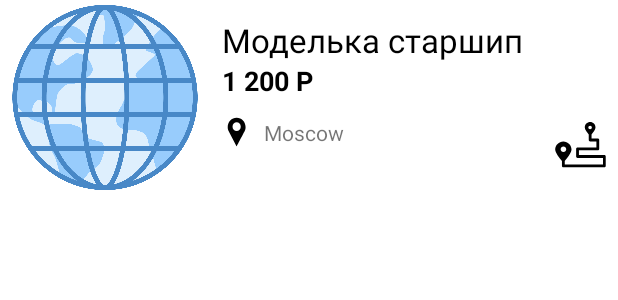
After one commit to TakeTook-Corporation/TakeTook, an Android app: the layout listings_item.xml on its own in the app's theme, with its tools: preview values and no code run, on a phone screen of 412 x 824 dp. The commit adds this screen. Shown: the top 300 px of the screen. Run offline under Robolectric (Android 15) with nearby library versions, the phone set to English and light mode, and no system bars.

Commit message:
Listings item layout

```diff
--- /dev/null
+++ b/app/src/main/res/layout/listings_item.xml
@@ -0,0 +1,76 @@
+<?xml version="1.0" encoding="utf-8"?>
+<androidx.constraintlayout.widget.ConstraintLayout xmlns:android="http://schemas.android.com/apk/res/android"
+    xmlns:app="http://schemas.android.com/apk/res-auto"
+    xmlns:tools="http://schemas.android.com/tools"
+    android:layout_width="match_parent"
+    android:layout_height="wrap_content">
+
+    <androidx.appcompat.widget.AppCompatImageView
+        android:id="@+id/appCompatImageView"
+        android:layout_width="140dp"
+        android:layout_height="130dp"
+        app:layout_constraintStart_toStartOf="parent"
+        app:layout_constraintTop_toTopOf="parent"
+        tools:src="@drawable/geography" />
+
+    <androidx.appcompat.widget.AppCompatTextView
+        android:id="@+id/title"
+        android:layout_width="0dp"
+        android:layout_height="wrap_content"
+        android:layout_marginStart="8dp"
+        android:layout_marginTop="12dp"
+        android:maxLines="5"
+        android:textColor="?colorOnSecondary"
+        android:textSize="22sp"
+        app:layout_constraintEnd_toEndOf="parent"
+        app:layout_constraintStart_toEndOf="@+id/appCompatImageView"
+        app:layout_constraintTop_toTopOf="parent"
+        tools:text="Моделька старшип" />
+
+    <androidx.appcompat.widget.AppCompatTextView
+        android:id="@+id/price"
+        android:layout_width="0dp"
+        android:layout_height="wrap_content"
+        android:layout_marginStart="8dp"
+        android:textColor="?colorOnSecondary"
+        android:textSize="18sp"
+        android:textStyle="bold"
+        app:layout_constraintEnd_toEndOf="parent"
+        app:layout_constraintStart_toEndOf="@+id/appCompatImageView"
+        app:layout_constraintTop_toBottomOf="@+id/title"
+        tools:text="1 200 Р" />
+
+    <androidx.appcompat.widget.AppCompatImageView
+        android:id="@+id/appCompatImageView4"
+        android:layout_width="20dp"
+        android:layout_height="20dp"
+        android:layout_marginStart="8dp"
+        android:layout_marginTop="12dp"
+        android:src="@drawable/ic_location"
+        app:layout_constraintStart_toEndOf="@+id/appCompatImageView"
+        app:layout_constraintTop_toBottomOf="@+id/price" />
+
+    <androidx.appcompat.widget.AppCompatTextView
+        android:id="@+id/location"
+        android:layout_width="0dp"
+        android:layout_height="wrap_content"
+        android:layout_marginTop="12dp"
+        android:layout_marginStart="8dp"
+        app:layout_constraintBottom_toBottomOf="@+id/appCompatImageView4"
+        app:layout_constraintEnd_toStartOf="@+id/appCompatImageView3"
+        app:layout_constraintStart_toEndOf="@+id/appCompatImageView4"
+        app:layout_constraintTop_toBottomOf="@+id/price"
+        tools:text="Moscow" />
+
+    <androidx.appcompat.widget.AppCompatImageView
+        android:id="@+id/appCompatImageView3"
+        android:layout_width="50dp"
+        android:layout_height="50dp"
+        android:src="@drawable/sell_cell_system_v1"
+        android:visibility="gone"
+        app:layout_constraintBottom_toBottomOf="parent"
+        app:layout_constraintEnd_toEndOf="parent"
+        app:layout_constraintTop_toBottomOf="@+id/price"
+        tools:visibility="visible" />
+
+</androidx.constraintlayout.widget.ConstraintLayout>
--- a/app/src/main/res/values-night/themes.xml
+++ b/app/src/main/res/values-night/themes.xml
@@ -10,7 +10,7 @@
         <!-- Secondary brand color. -->
         <item name="colorSecondary">#00FFE8</item>
         <item name="colorSecondaryVariant">#8D000000</item>
-        <item name="colorOnSecondary">@color/black</item>
+        <item name="colorOnSecondary">#FFFFFF</item>
         <!-- Status bar color. -->
         <item name="android:statusBarColor" tools:targetApi="l">?attr/colorPrimaryVariant</item>
         <item name="cardBackgroundColor">#DCDCDC</item>
```
Also changed, not shown: app/src/main/java/com/example/taketook2/ui/services/listings/ListingsFragment.kt (deleted, +0 -24 lines), app/src/main/res/layout/fragment_listings.xml (deleted, +0 -14 lines), app/src/main/res/layout/fragment_services.xml (+9 -7 lines), app/src/main/res/drawable/sell_cell_system_v1.xml (renamed from app/src/main/res/drawable/ic_map_location_solid.xml).
